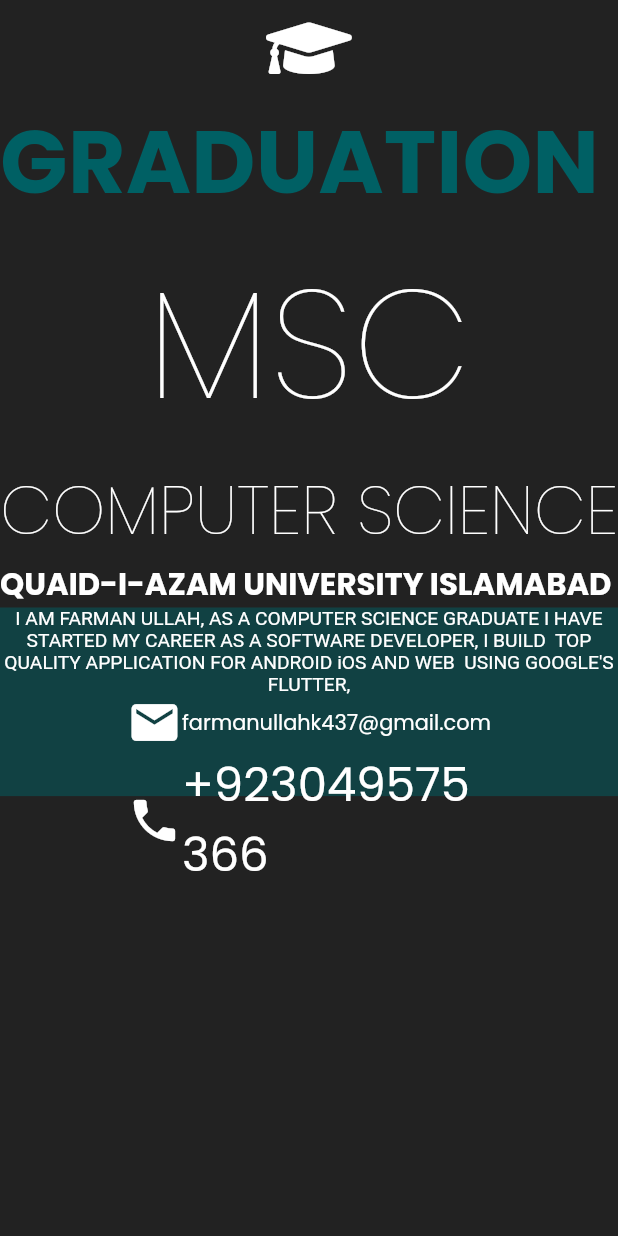
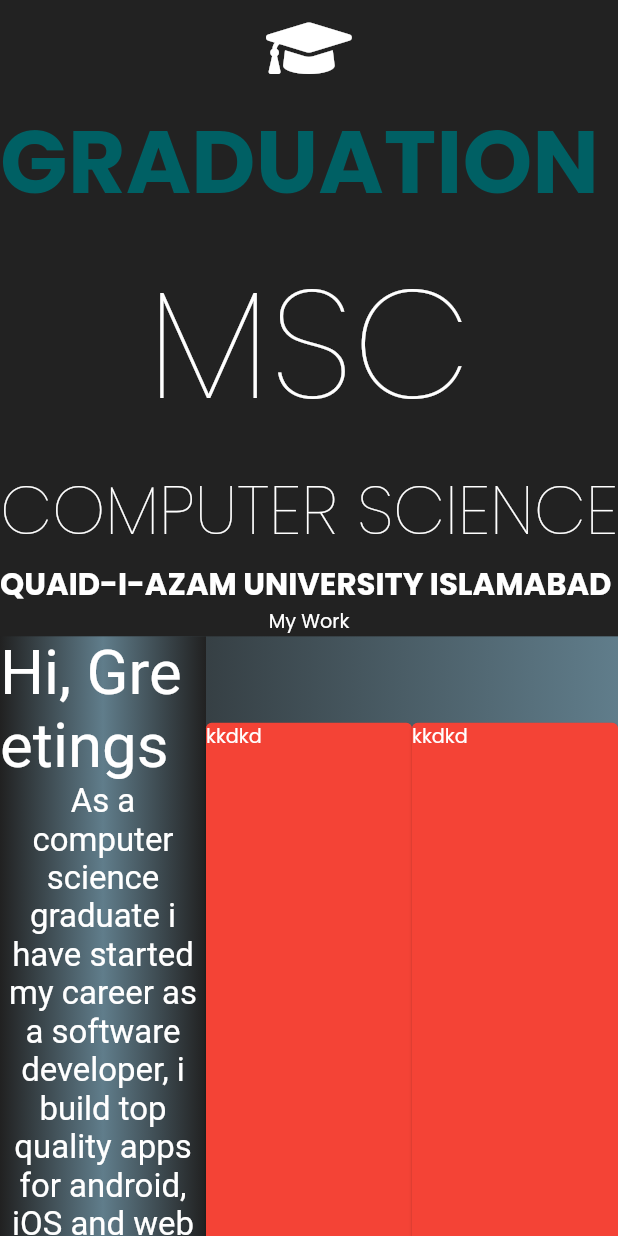
Before and after one commit to farmanullahQAU/my-portfolio, a Flutter app: the AboutView widget shown alone on an empty page, opened directly, on a phone screen of 412 x 824 dp. Run offline on Flutter 3.47's test engine with Material 2 defaults, Android fonts, the phone set to English and light mode, and no system bars; our stand-ins replace animated_text_kit, cloud_firestore, firebase_core, font_awesome_flutter, get, google_fonts and 2 more; missing offline and left inert: flutterfire_ui; accounts and stored records are empty; Roboto replaces fonts that are missing (Aclonica, Aldrich, Almarai); statements that could not run were skipped.

Commit message:
aboude page added

```diff
--- a/lib/binder.dart
+++ b/lib/binder.dart
@@ -1,5 +1,6 @@
 import 'package:farmanullah_portfolio/contact/contact_me_controller.dart';
 import 'package:farmanullah_portfolio/menue_controller.dart';
+import 'package:farmanullah_portfolio/views/about/about_controller.dart';
 import 'package:farmanullah_portfolio/views/home_controller.dart';
 import 'package:farmanullah_portfolio/views/projects/projects_controller.dart';
 import 'package:get/get.dart';
@@ -12,6 +13,7 @@
     Get.lazyPut(() => HomeController());
     Get.lazyPut(() => ProjectsViewController());
     Get.lazyPut(() => ContactUsController());
+    Get.lazyPut(() => AboutController());
 
   }
 }
--- a/lib/components/project_card.dart
+++ b/lib/components/project_card.dart
@@ -16,7 +16,7 @@
     return Padding(
       padding: const EdgeInsets.only(top:8.0),
       child: Container(
-          width: ResponsiveWrapper.of(context).scaledWidth,
+          width: ResponsiveWrapper.of(context).scaledWidth*0.5,
 
           decoration: new BoxDecoration(
               gradient: new LinearGradient(
--- a/lib/views/about/about_controller.dart
+++ b/lib/views/about/about_controller.dart
@@ -3,6 +3,13 @@
 
 class AboutController extends GetxController{
 
+ final _visible = 0.0.obs;
+  double get visible => _visible.value;
 
+  getVisibility() async {
+    _visible.value = 0.0;
+    await Future.delayed(const Duration(milliseconds: 200));
+    _visible.value = 1.0;
+  }
 
 }
--- a/lib/views/about/about_view.dart
+++ b/lib/views/about/about_view.dart
@@ -1,5 +1,6 @@
 import 'package:farmanullah_portfolio/components/project_card.dart';
 import 'package:farmanullah_portfolio/models/project_model.dart';
+import 'package:farmanullah_portfolio/views/about/about_controller.dart';
 import 'package:farmanullah_portfolio/views/projects/projects_controller.dart';
 import 'package:flutter/material.dart';
 import 'package:flutterfire_ui/firestore.dart';
@@ -12,12 +13,12 @@
 import '../../textstyles.dart';
 
 class AboutView extends StatelessWidget {
-  final _projectController = Get.find<ProjectsViewController>();
+  final _controller = Get.find<AboutController>();
   AboutView({Key? key}) : super(key: key);
 
   @override
   Widget build(BuildContext context) {
-    Get.find<ProjectsViewController>().getVisibility();
+_controller.getVisibility();
 
     return SingleChildScrollView(
       child: Column(
@@ -67,7 +68,12 @@
       Column(
         crossAxisAlignment: CrossAxisAlignment.center,
         children: [
- Container(
+ Obx(()=>
+    AnimatedOpacity(
+       curve: Curves.easeInCirc,
+                  opacity: _controller.visible,
+                  duration: const Duration(milliseconds: 500),
+     child: Container(
                    width: double.infinity,
                    child: FittedBox(
                               child: Text(
@@ -82,6 +88,8 @@
                                     color: Colors.cyan.shade900, fontWeight: FontWeight.bold):
                                      TextStyles.heading3?.copyWith(
                                     color: Colors.cyan.shade900, fontWeight: FontWeight.bold)
+                              ),
+                            ),
                  ),
    ),
  ),
@@ -103,48 +111,120 @@
         ],
       ),
 
-         Container(
-           width: double.infinity,
-           height: ResponsiveWrapper.of(context).scaledWidth/3,
-           margin: EdgeInsets.zero,
-
-           color: Colors.cyan.shade900.withOpacity(0.5),
-           child: Column(
+         Column(
            mainAxisAlignment: MainAxisAlignment.center,
            crossAxisAlignment: CrossAxisAlignment.center,
            children: [
-               Text("I AM FARMAN ULLAH, AS A COMPUTER SCIENCE GRADUATE I HAVE STARTED MY CAREER AS A SOFTWARE DEVELOPER, I BUILD  TOP QUALITY APPLICATION FOR ANDROID iOS AND WEB  USING GOOGLE'S FLUTTER,",
-         textAlign:TextAlign.center,
 
-         style: GoogleFonts.aclonica(
+Text("My Work"),
+         Container(
+            decoration: new BoxDecoration(
+              gradient: new LinearGradient(
+            colors: [
+              Colors.grey.shade900,
+              Colors.blueGrey ,
+                      ],
+          )),
+
+           child:
 
 
-         ),
-         ),
 
            Row(
-           mainAxisAlignment: MainAxisAlignment.center,
+           mainAxisAlignment: MainAxisAlignment.start,
+           crossAxisAlignment: CrossAxisAlignment.center,
+
 
            children: [
 
 
- Flexible(child: Icon(Icons.email,size: 40,),),
+Flexible(
 
-             Flexible(child: FittedBox(child: Text("farmanullahk437@gmail.com",style: TextStyles.heading4,)),),
 
-         ],)
+  child: Container(
+      decoration: new BoxDecoration(
+              gradient: new LinearGradient(
+            colors: [
+              Colors.grey.shade900,
+              Colors.blueGrey  ,
+                 Colors.grey.shade900,        ],
+
+          )),
+width: Get.width,
+
+  child:   Expanded(
+    child: Column(
+      crossAxisAlignment: CrossAxisAlignment.center,
+      mainAxisAlignment: MainAxisAlignment.center,
+      children: [
+        Text("Hi, Greetings",
+
+           style: GoogleFonts.aldrich
+
+        (
+textStyle: TextStyles.heading3
+
+        ),
+        ),
+        Text("As a computer science graduate i have started my career as a software developer, i build top quality apps for android, iOS and web using google's flutter"
+        ,
+        textAlign: TextAlign.center,
+        style: GoogleFonts.almarai
+
+        (
+textStyle: TextStyles.heading5
+
+        ),
+
+        )
+      ],
+    ),
+  ),
+),),
+Flexible(
+
+
+  child: SizedBox(
+width: Get.width,
+      height: 400,
+  child:   Card(
+
+    margin: EdgeInsets.zero,
+
+
+
+
+    child: Text("kkdkd"),
+
+    color: Colors.red,),
+),),
+      Flexible(
+
+
+  child: SizedBox(
+  height: 400,
+
+width: Get.width,
+
+  child:   Card(
+
+    margin: EdgeInsets.zero,
+
+
+
+
+    child: Text("kkdkd"),
+
+    color: Colors.red,),
+),),
+
+           ],),
+         )
 
           ,
-            Row(
-              mainAxisAlignment: MainAxisAlignment.center,
-              children: [
 
-                Flexible(child: Icon(Icons.phone,size: 40,),),
-
-             Flexible(child: Text("+923049575366",style: TextStyles.heading4,),)
-            ],)
            ],
-           ),)
+         )
         ],
       ),
     );
--- a/lib/views/projects/projects_view.dart
+++ b/lib/views/projects/projects_view.dart
@@ -61,6 +61,7 @@
   _fetchProjectsAndAdd() {
     _projectController.myProjects.clear();
     return Container(
+      margin: EdgeInsets.only(top: 100),
       child: FirestoreListView<Map<String, dynamic>>(
           addAutomaticKeepAlives: false,
 
@@ -78,7 +79,11 @@
           (context, error, stackTrace) =>
               Container(width: 200, height: 40, child: Text(error.toString()));
 
-          return ProjectCard(project: project);
+          return Container(
+            width: Get.width,
+
+            height: 450,color: Colors.white,
+            child: ProjectCard(project: project));
         },
       ),
     );
```
Lines whose indentation alone changed are shown as unchanged.
